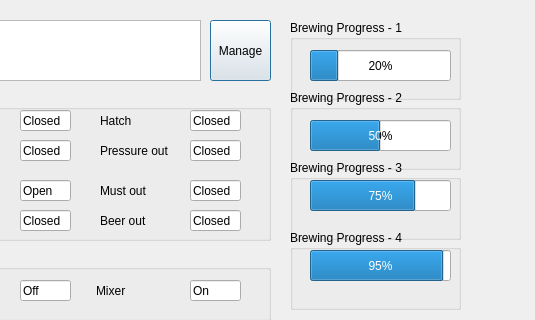
The window that Brewer.ui (martinvol/CIMII-tp_practica) describes before a commit, drawn with Qt 5; both pictures show x 330 to 865 and y 0 to 320 of the 865 by 753 pixel window.
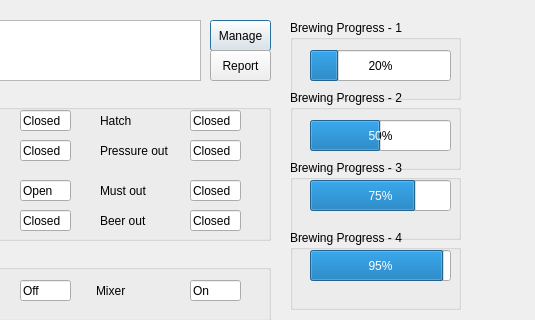
The same window after the commit.

Commit message: Added manager callback (made button work)

Diff of the .ui file:
```diff
--- a/Brewer.ui
+++ b/Brewer.ui
@@ -2072,7 +2072,7 @@
      <x>540</x>
      <y>20</y>
      <width>61</width>
-     <height>61</height>
+     <height>31</height>
     </rect>
    </property>
    <property name="text">
@@ -2504,6 +2504,19 @@
     <string>Etapa 4</string>
    </property>
   </widget>
+  <widget class="QPushButton" name="pushButton_2">
+   <property name="geometry">
+    <rect>
+     <x>540</x>
+     <y>50</y>
+     <width>61</width>
+     <height>31</height>
+    </rect>
+   </property>
+   <property name="text">
+    <string>Report</string>
+   </property>
+  </widget>
  </widget>
  <resources/>
  <connections/>
```
The commit also changes 2 other files.
